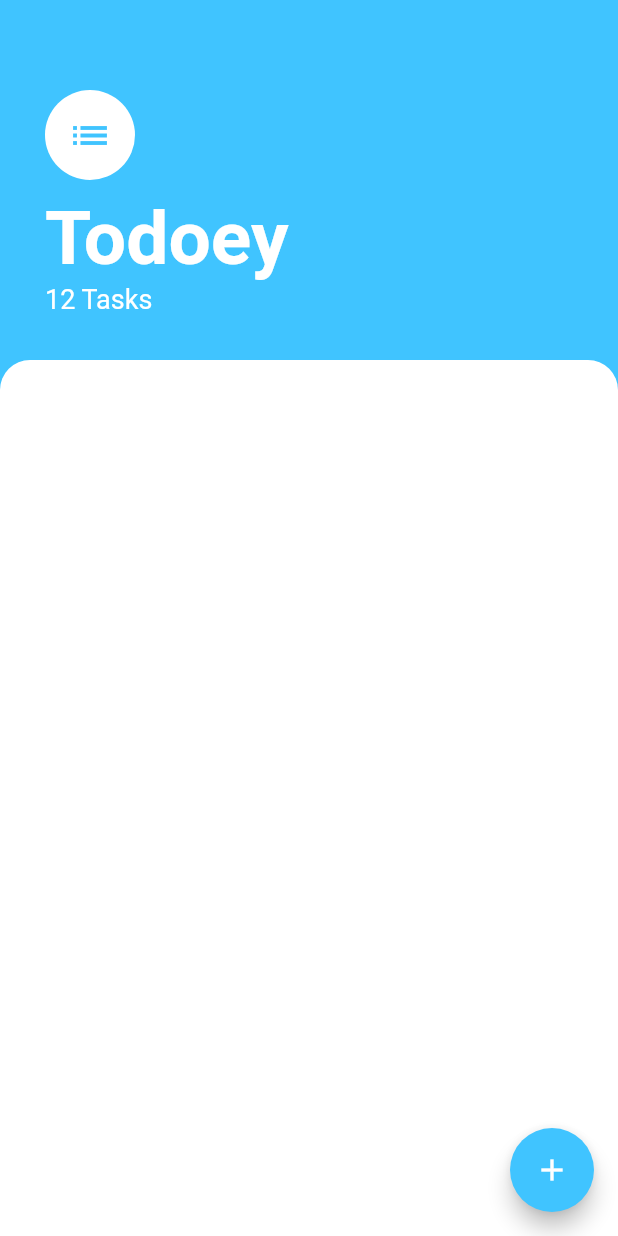
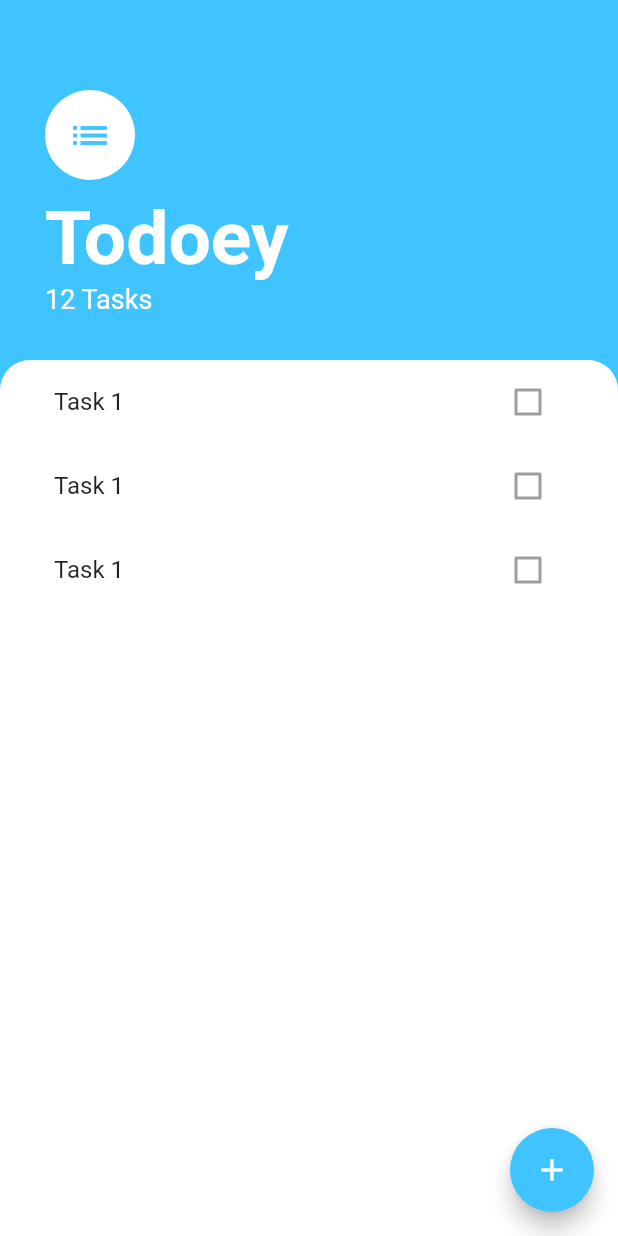
Before and after one commit to cbarruffaldi/FlutterBootcamp, a Flutter app: the screen it shows after launch, on a phone screen of 412 x 824 dp. Run offline on Flutter 3.47's test engine with Material 2 defaults, Android fonts, the phone set to English and light mode, and no system bars; our stand-ins replace animated_text_kit, audioplayers, cloud_firestore, firebase_auth, flutter_spinkit, font_awesome_flutter and 3 more; accounts and stored records are empty.

Commit message:
ListView

```diff
--- a/todoey_flutter/lib/screens/tasks_screen.dart
+++ b/todoey_flutter/lib/screens/tasks_screen.dart
@@ -50,6 +50,7 @@ class TasksScreen extends StatelessWidget {
             ),
             Expanded(
               child: Container(
+                padding: EdgeInsets.symmetric(horizontal: 20.0),
                 decoration: BoxDecoration(
                   color: Colors.white,
                   borderRadius: BorderRadius.only(
@@ -57,9 +58,33 @@ class TasksScreen extends StatelessWidget {
                     topRight: Radius.circular(20.0),
                   ),
                 ),
+                child: new TasksList(),
               ),
             ),
           ],
         ));
   }
 }
+
+class TasksList extends StatelessWidget {
+  @override
+  Widget build(BuildContext context) {
+    return ListView(
+      children: <Widget>[
+        TaskTile(),
+        TaskTile(),
+        TaskTile(),
+      ],
+    );
+  }
+}
+
+class TaskTile extends StatelessWidget {
+  @override
+  Widget build(BuildContext context) {
+    return ListTile(
+      title: Text('Task 1'),
+      trailing: Checkbox(value: false),
+    );
+  }
+}
```
